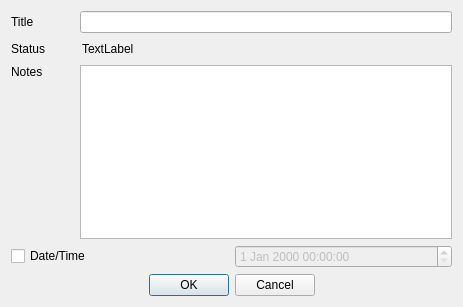
The window that addtask.ui (abnd90/pygtsks) describes before a commit, drawn with Qt 5.
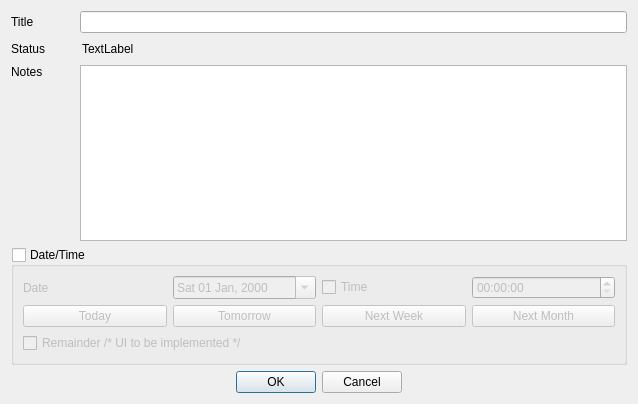
The same window after the commit.

Commit message: Fixed UI bug that causes date/time of task not to be displayed

What changed in the file:
```diff
--- a/addtask.ui
+++ b/addtask.ui
@@ -6,14 +6,14 @@
    <rect>
     <x>0</x>
     <y>0</y>
-    <width>463</width>
-    <height>307</height>
+    <width>638</width>
+    <height>404</height>
    </rect>
   </property>
   <property name="windowTitle">
    <string>Create new task</string>
   </property>
-  <layout class="QVBoxLayout" name="verticalLayout">
+  <layout class="QVBoxLayout" name="verticalLayout_4">
    <item>
     <layout class="QHBoxLayout" name="horizontalLayout">
      <item>
@@ -139,25 +139,101 @@
     </layout>
    </item>
    <item>
-    <layout class="QHBoxLayout" name="horizontalLayout_3">
-     <item>
-      <widget class="QCheckBox" name="checkBox">
-       <property name="enabled">
-        <bool>true</bool>
-       </property>
-       <property name="text">
-        <string>Date/Time</string>
-       </property>
-      </widget>
-     </item>
-     <item>
-      <widget class="QDateTimeEdit" name="dateTimeEdit">
-       <property name="enabled">
-        <bool>false</bool>
-       </property>
-      </widget>
-     </item>
-    </layout>
+    <widget class="QGroupBox" name="groupBox">
+     <property name="title">
+      <string>Date/Time</string>
+     </property>
+     <property name="checkable">
+      <bool>true</bool>
+     </property>
+     <property name="checked">
+      <bool>false</bool>
+     </property>
+     <layout class="QVBoxLayout" name="verticalLayout_3">
+      <item>
+       <layout class="QVBoxLayout" name="verticalLayout">
+        <item>
+         <layout class="QHBoxLayout" name="horizontalLayout_6">
+          <item>
+           <widget class="QLabel" name="label_4">
+            <property name="text">
+             <string>Date</string>
+            </property>
+           </widget>
+          </item>
+          <item>
+           <widget class="QDateEdit" name="dateEdit">
+            <property name="displayFormat">
+             <string>ddd dd MMM, yyyy</string>
+            </property>
+            <property name="calendarPopup">
+             <bool>true</bool>
+            </property>
+           </widget>
+          </item>
+          <item>
+           <widget class="QCheckBox" name="timeCheckBox">
+            <property name="text">
+             <string>Time</string>
+            </property>
+           </widget>
+          </item>
+          <item>
+           <widget class="QTimeEdit" name="timeEdit">
+            <property name="enabled">
+             <bool>false</bool>
+            </property>
+           </widget>
+          </item>
+         </layout>
+        </item>
+        <item>
+         <layout class="QHBoxLayout" name="horizontalLayout_3">
+          <item>
+           <widget class="QPushButton" name="pushButton">
+            <property name="text">
+             <string>Today</string>
+            </property>
+           </widget>
+          </item>
+          <item>
+           <widget class="QPushButton" name="pushButton_2">
+            <property name="text">
+             <string>Tomorrow</string>
+            </property>
+           </widget>
+          </item>
+          <item>
+           <widget class="QPushButton" name="pushButton_3">
+            <property name="text">
+             <string>Next Week</string>
+            </property>
+           </widget>
+          </item>
+          <item>
+           <widget class="QPushButton" name="pushButton_4">
+            <property name="text">
+             <string>Next Month</string>
+            </property>
+           </widget>
+          </item>
+         </layout>
+        </item>
+       </layout>
+      </item>
+      <item>
+       <layout class="QHBoxLayout" name="horizontalLayout_5">
+        <item>
+         <widget class="QCheckBox" name="checkBox">
+          <property name="text">
+           <string>Remainder /* UI to be implemented */</string>
+          </property>
+         </widget>
+        </item>
+       </layout>
+      </item>
+     </layout>
+    </widget>
    </item>
    <item>
     <widget class="QDialogButtonBox" name="buttonBox">
```
Left out of the diff: 12 changed lines with no effect on the pictures. The commit also changes 2 other files.
